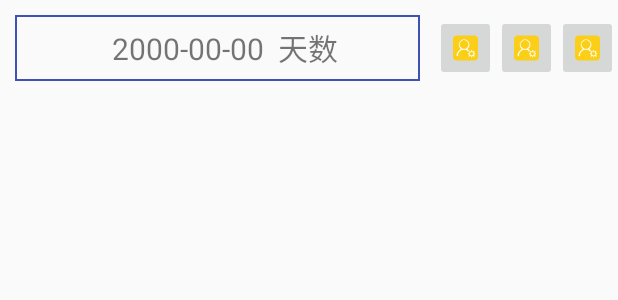
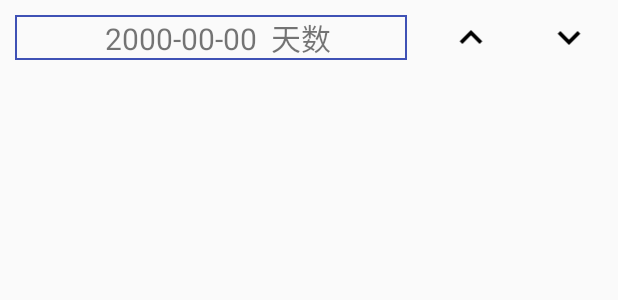
Before and after one commit to pumpkinlove/Escort, an Android app: the layout fragment_up_task.xml on its own in the app's theme, with its tools: preview values and no code run, on a phone screen of 412 x 824 dp. Shown: the top 300 px of the screen. Run offline under Robolectric (Android 15) with nearby library versions, the phone set to English and light mode, and no system bars.

Commit message:
日期选择

```diff
--- a/app/src/main/java/com/miaxis/escort/view/fragment/ConfigFragment.java
+++ b/app/src/main/java/com/miaxis/escort/view/fragment/ConfigFragment.java
@@ -115,6 +115,7 @@ public class ConfigFragment extends BaseFragment implements IConfigView{
             }
         })
                 .subscribeOn(AndroidSchedulers.mainThread())
+                .compose(this.<Boolean>bindToLifecycle())
                 .subscribe(new Consumer<Boolean>() {
                     @Override
                     public void accept(Boolean b) throws Exception {
--- /dev/null
+++ b/app/src/main/res/drawable/date_change_selector.xml
@@ -0,0 +1,6 @@
+<?xml version="1.0" encoding="utf-8"?>
+<selector
+    xmlns:android="http://schemas.android.com/apk/res/android">
+    <item android:state_enabled="false" android:drawable="@drawable/ic_expand_less_black_24dp_enabled" />
+    <item android:drawable="@drawable/ic_expand_less_black_24dp" />
+</selector>
--- /dev/null
+++ b/app/src/main/res/drawable/ic_expand_less_black_24dp.xml
@@ -0,0 +1,9 @@
+<vector xmlns:android="http://schemas.android.com/apk/res/android"
+        android:width="24dp"
+        android:height="24dp"
+        android:viewportWidth="24.0"
+        android:viewportHeight="24.0">
+    <path
+        android:fillColor="#FF000000"
+        android:pathData="M12,8l-6,6 1.41,1.41L12,10.83l4.59,4.58L18,14z"/>
+</vector>
--- /dev/null
+++ b/app/src/main/res/drawable/ic_expand_less_black_24dp_enabled.xml
@@ -0,0 +1,5 @@
+<vector android:alpha="0.15" android:height="24dp"
+    android:viewportHeight="24.0" android:viewportWidth="24.0"
+    android:width="24dp" xmlns:android="http://schemas.android.com/apk/res/android">
+    <path android:fillColor="#FF000000" android:pathData="M12,8l-6,6 1.41,1.41L12,10.83l4.59,4.58L18,14z"/>
+</vector>
--- /dev/null
+++ b/app/src/main/res/drawable/ic_expand_more_black_24dp.xml
@@ -0,0 +1,9 @@
+<vector xmlns:android="http://schemas.android.com/apk/res/android"
+        android:width="24dp"
+        android:height="24dp"
+        android:viewportWidth="24.0"
+        android:viewportHeight="24.0">
+    <path
+        android:fillColor="#FF000000"
+        android:pathData="M16.59,8.59L12,13.17 7.41,8.59 6,10l6,6 6,-6z"/>
+</vector>
--- a/app/src/main/res/layout/fragment_up_task.xml
+++ b/app/src/main/res/layout/fragment_up_task.xml
@@ -24,30 +24,23 @@
             android:layout_height="match_parent" />
 
         <ImageButton
-            android:id="@+id/btn_last_day"
-            android:src="@mipmap/opsearch"
+            android:id="@+id/ib_last_day"
+            android:src="@drawable/date_change_selector"
             android:layout_gravity="center"
             android:scaleType="fitCenter"
+            android:background="#00ffffff"
             android:layout_width="0dp"
-            android:layout_weight="0.3"
+            android:layout_weight="0.5"
             android:layout_height="match_parent" />
 
         <ImageButton
-            android:id="@+id/btn_today"
-            android:src="@mipmap/opsearch"
+            android:id="@+id/ib_next_day"
+            android:src="@drawable/ic_expand_more_black_24dp"
             android:layout_gravity="center"
             android:scaleType="fitCenter"
+            android:background="#00ffffff"
             android:layout_width="0dp"
-            android:layout_weight="0.3"
-            android:layout_height="match_parent" />
-
-        <ImageButton
-            android:id="@+id/btn_next_day"
-            android:src="@mipmap/opsearch"
-            android:layout_gravity="center"
-            android:scaleType="fitCenter"
-            android:layout_width="0dp"
-            android:layout_weight="0.3"
+            android:layout_weight="0.5"
             android:layout_height="match_parent" />
 
     </LinearLayout>
```
Also changed, not shown: app/src/main/java/com/miaxis/escort/presenter/IUpTaskPresenter.java (added, +9 -0 lines), app/src/main/java/com/miaxis/escort/presenter/UpTaskPresenter.java (added, +24 -0 lines), app/src/main/java/com/miaxis/escort/util/DateUtil.java (+49 -2 lines), app/src/main/java/com/miaxis/escort/view/fragment/UpTaskFragment.java (+53 -14 lines), app/src/main/java/com/miaxis/escort/view/viewer/IUpTaskView.java (added, +8 -0 lines).
